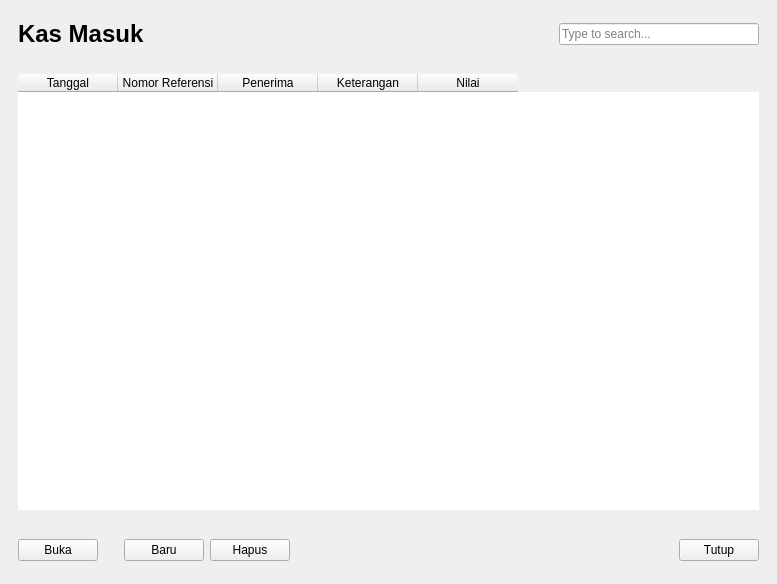
This is kasbank/ui_kasbank.ui in fnugrahendi/petuk.corp as Qt 5 draws it before an edit. The edited form follows.
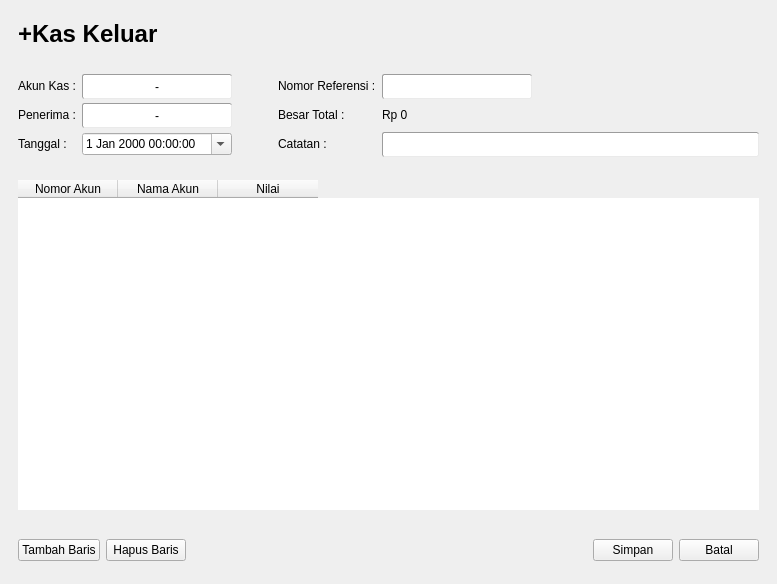
This is the edited form.

Commit message: tambah room KasKeluarTambah

Diff of the .ui file:
```diff
--- a/kasbank/ui_kasbank.ui
+++ b/kasbank/ui_kasbank.ui
@@ -17,7 +17,7 @@
    <string notr="true">QFrame{border:0px;}</string>
   </property>
   <property name="currentIndex">
-   <number>1</number>
+   <number>4</number>
   </property>
   <widget class="QWidget" name="st_Menu">
    <layout class="QGridLayout" name="igr_KasBank_Menu">
@@ -261,7 +261,7 @@
          </column>
          <column>
           <property name="text">
-           <string>Penerima</string>
+           <string>Penyetor</string>
           </property>
          </column>
          <column>
@@ -957,6 +957,401 @@
     </item>
    </layout>
   </widget>
+  <widget class="QWidget" name="st_KasKeluar_Tambah">
+   <layout class="QVBoxLayout" name="ivl_KasKeluar_Tambah">
+    <item>
+     <widget class="QFrame" name="fr_KasKeluar_Tambah_T">
+      <property name="sizePolicy">
+       <sizepolicy hsizetype="Preferred" vsizetype="Preferred">
+        <horstretch>0</horstretch>
+        <verstretch>1</verstretch>
+       </sizepolicy>
+      </property>
+      <property name="minimumSize">
+       <size>
+        <width>0</width>
+        <height>50</height>
+       </size>
+      </property>
+      <property name="maximumSize">
+       <size>
+        <width>16777215</width>
+        <height>50</height>
+       </size>
+      </property>
+      <property name="frameShape">
+       <enum>QFrame::StyledPanel</enum>
+      </property>
+      <property name="frameShadow">
+       <enum>QFrame::Raised</enum>
+      </property>
+      <layout class="QHBoxLayout" name="horizontalLayout">
+       <item>
+        <widget class="QLabel" name="lb_KasKeluar_Judul_3">
+         <property name="sizePolicy">
+          <sizepolicy hsizetype="Preferred" vsizetype="Preferred">
+           <horstretch>0</horstretch>
+           <verstretch>1</verstretch>
+          </sizepolicy>
+         </property>
+         <property name="minimumSize">
+          <size>
+           <width>300</width>
+           <height>0</height>
+          </size>
+         </property>
+         <property name="maximumSize">
+          <size>
+           <width>300</width>
+           <height>16777215</height>
+          </size>
+         </property>
+         <property name="font">
+          <font>
+           <pointsize>18</pointsize>
+           <weight>75</weight>
+           <italic>false</italic>
+           <bold>true</bold>
+          </font>
+         </property>
+         <property name="text">
+          <string>+Kas Keluar</string>
+         </property>
+        </widget>
+       </item>
+       <item>
+        <spacer name="hs_KasKeluar">
+         <property name="orientation">
+          <enum>Qt::Horizontal</enum>
+         </property>
+         <property name="sizeHint" stdset="0">
+          <size>
+           <width>432</width>
+           <height>20</height>
+          </size>
+         </property>
+        </spacer>
+       </item>
+      </layout>
+     </widget>
+    </item>
+    <item>
+     <widget class="QFrame" name="fr_KasKeluar_Tambah_Form">
+      <property name="sizePolicy">
+       <sizepolicy hsizetype="Preferred" vsizetype="Preferred">
+        <horstretch>1</horstretch>
+        <verstretch>1</verstretch>
+       </sizepolicy>
+      </property>
+      <property name="maximumSize">
+       <size>
+        <width>16777215</width>
+        <height>100</height>
+       </size>
+      </property>
+      <property name="styleSheet">
+       <string notr="true">QLineEdit,QPushButton{border-style:inset;border-width:1px;border-radius:2px;border-color:rgb(156, 156, 156);background-color:#ffffff;min-height:23px;}</string>
+      </property>
+      <property name="frameShape">
+       <enum>QFrame::StyledPanel</enum>
+      </property>
+      <property name="frameShadow">
+       <enum>QFrame::Raised</enum>
+      </property>
+      <layout class="QGridLayout" name="gridLayout">
+       <item row="3" column="0">
+        <widget class="QLabel" name="lb_KasKeluar_Tambah_Form_Tanggal">
+         <property name="text">
+          <string>Tanggal :</string>
+         </property>
+        </widget>
+       </item>
+       <item row="2" column="2">
+        <widget class="QPushButton" name="tb_KasKeluar_Tambah_Form_Penerima">
+         <property name="minimumSize">
+          <size>
+           <width>150</width>
+           <height>25</height>
+          </size>
+         </property>
+         <property name="maximumSize">
+          <size>
+           <width>150</width>
+           <height>16777215</height>
+          </size>
+         </property>
+         <property name="text">
+          <string>-</string>
+         </property>
+        </widget>
+       </item>
+       <item row="2" column="6">
+        <spacer name="hs_KasKeluar_Tambah_Form_4">
+         <property name="orientation">
+          <enum>Qt::Horizontal</enum>
+         </property>
+         <property name="sizeHint" stdset="0">
+          <size>
+           <width>40</width>
+           <height>20</height>
+          </size>
+         </property>
+        </spacer>
+       </item>
+       <item row="1" column="6">
+        <spacer name="hs_KasKeluar_Tambah_Form_5">
+         <property name="orientation">
+          <enum>Qt::Horizontal</enum>
+         </property>
+         <property name="sizeHint" stdset="0">
+          <size>
+           <width>40</width>
+           <height>20</height>
+          </size>
+         </property>
+        </spacer>
+       </item>
+       <item row="1" column="2">
+        <widget class="QPushButton" name="tb_KasKeluar_Tambah_Form_NoAkun">
+         <property name="minimumSize">
+          <size>
+           <width>150</width>
+           <height>25</height>
+          </size>
+         </property>
+         <property name="maximumSize">
+          <size>
+           <width>150</width>
+           <height>16777215</height>
+          </size>
+         </property>
+         <property name="text">
+          <string>-</string>
+         </property>
+        </widget>
+       </item>
+       <item row="3" column="5" colspan="2">
+        <widget class="QLineEdit" name="le_KasKeluar_Tambah_Form_Catatan">
+         <property name="sizePolicy">
+          <sizepolicy hsizetype="Expanding" vsizetype="Maximum">
+           <horstretch>1</horstretch>
+           <verstretch>0</verstretch>
+          </sizepolicy>
+         </property>
+         <property name="maximumSize">
+          <size>
+           <width>500</width>
+           <height>16777215</height>
+          </size>
+         </property>
+        </widget>
+       </item>
+       <item row="1" column="0">
+        <widget class="QLabel" name="lb_KasKeluar_Tambah_Form_NoAkun">
+         <property name="text">
+          <string>Akun Kas :</string>
+         </property>
+        </widget>
+       </item>
+       <item row="2" column="0">
+        <widget class="QLabel" name="lb_KasKeluar_Tambah_Form_Penerima">
+         <property name="text">
+          <string>Penerima :</string>
+         </property>
+        </widget>
+       </item>
+       <item row="2" column="5">
+        <widget class="QLabel" name="lb_KasKeluar_Tambah_Form_Nilai">
+         <property name="minimumSize">
+          <size>
+           <width>150</width>
+           <height>0</height>
+          </size>
+         </property>
+         <property name="maximumSize">
+          <size>
+           <width>150</width>
+           <height>16777215</height>
+          </size>
+         </property>
+         <property name="text">
+          <string>Rp 0</string>
+         </property>
+        </widget>
+       </item>
+       <item row="2" column="4">
+        <widget class="QLabel" name="lb_KasKeluar_Tambah_Form_LabelNilai">
+         <property name="text">
+          <string>Besar Total :</string>
+         </property>
+        </widget>
+       </item>
+       <item row="3" column="4">
+        <widget class="QLabel" name="lb_KasKeluar_Tambah_Form_Catatan">
+         <property name="text">
+          <string>Catatan :</string>
+         </property>
+        </widget>
+       </item>
+       <item row="1" column="5">
+        <widget class="QLineEdit" name="le_KasKeluar_Tambah_Form_Nomor">
+         <property name="minimumSize">
+          <size>
+           <width>150</width>
+           <height>25</height>
+          </size>
+         </property>
+         <property name="maximumSize">
+          <size>
+           <width>150</width>
+           <height>16777215</height>
+          </size>
+         </property>
+        </widget>
+       </item>
+       <item row="1" column="4">
+        <widget class="QLabel" name="lb_KasKeluar_Tambah_Form_Nomor">
+         <property name="text">
+          <string>Nomor Referensi :</string>
+         </property>
+        </widget>
+       </item>
+       <item row="2" column="3">
+        <spacer name="hs_KasKeluar_Tambah_Form_6">
+         <property name="orientation">
+          <enum>Qt::Horizontal</enum>
+         </property>
+         <property name="sizeType">
+          <enum>QSizePolicy::Maximum</enum>
+         </property>
+         <property name="sizeHint" stdset="0">
+          <size>
+           <width>40</width>
+           <height>20</height>
+          </size>
+         </property>
+        </spacer>
+       </item>
+       <item row="3" column="2">
+        <widget class="QDateTimeEdit" name="dte_KasKeluar_Tambah_Form_Tanggal">
+         <property name="calendarPopup">
+          <bool>true</bool>
+         </property>
+        </widget>
+       </item>
+      </layout>
+     </widget>
+    </item>
+    <item>
+     <widget class="QFrame" name="fr_KasKeluar_Tambah_Content">
+      <property name="sizePolicy">
+       <sizepolicy hsizetype="Preferred" vsizetype="Preferred">
+        <horstretch>0</horstretch>
+        <verstretch>1</verstretch>
+       </sizepolicy>
+      </property>
+      <property name="frameShape">
+       <enum>QFrame::StyledPanel</enum>
+      </property>
+      <property name="frameShadow">
+       <enum>QFrame::Raised</enum>
+      </property>
+      <layout class="QVBoxLayout" name="ivl_KasKeluar_Tambah_Content">
+       <item>
+        <widget class="QTableWidget" name="tbl_KasKeluar_Tambah">
+         <column>
+          <property name="text">
+           <string>Nomor Akun</string>
+          </property>
+         </column>
+         <column>
+          <property name="text">
+           <string>Nama Akun</string>
+          </property>
+         </column>
+         <column>
+          <property name="text">
+           <string>Nilai</string>
+          </property>
+         </column>
+        </widget>
+       </item>
+      </layout>
+     </widget>
+    </item>
+    <item>
+     <widget class="QFrame" name="fr_KasKeluar_Tambah_B">
+      <property name="sizePolicy">
+       <sizepolicy hsizetype="Preferred" vsizetype="Preferred">
+        <horstretch>0</horstretch>
+        <verstretch>1</verstretch>
+       </sizepolicy>
+      </property>
+      <property name="minimumSize">
+       <size>
+        <width>0</width>
+        <height>50</height>
+       </size>
+      </property>
+      <property name="maximumSize">
+       <size>
+        <width>16777215</width>
+        <height>50</height>
+       </size>
+      </property>
+      <property name="frameShape">
+       <enum>QFrame::StyledPanel</enum>
+      </property>
+      <property name="frameShadow">
+       <enum>QFrame::Raised</enum>
+      </property>
+      <layout class="QHBoxLayout" name="ihl_KasKeluar_Tambah_B">
+       <item>
+        <widget class="QPushButton" name="tb_KasKeluar_Tambah_TambahBaris">
+         <property name="text">
+          <string>Tambah Baris</string>
+         </property>
+        </widget>
+       </item>
+       <item>
+        <widget class="QPushButton" name="tb_KasKeluar_Tambah_HapusBaris">
+         <property name="text">
+          <string>Hapus Baris</string>
+         </property>
+        </widget>
+       </item>
+       <item>
+        <spacer name="hs_KasKeluar_Tambah_B_HSraceto">
+         <property name="orientation">
+          <enum>Qt::Horizontal</enum>
+         </property>
+         <property name="sizeHint" stdset="0">
+          <size>
+           <width>374</width>
+           <height>20</height>
+          </size>
+         </property>
+        </spacer>
+       </item>
+       <item>
+        <widget class="QPushButton" name="tb_KasKeluar_Tambah_Simpan">
+         <property name="text">
+          <string>Simpan</string>
+         </property>
+        </widget>
+       </item>
+       <item>
+        <widget class="QPushButton" name="tb_KasKeluar_Tambah_Batal">
+         <property name="text">
+          <string>Batal</string>
+         </property>
+        </widget>
+       </item>
+      </layout>
+     </widget>
+    </item>
+   </layout>
+  </widget>
  </widget>
  <resources/>
  <connections/>
```
Left out of the diff: 41 changed lines with no effect on the pictures. The commit also changes 1 other file.
